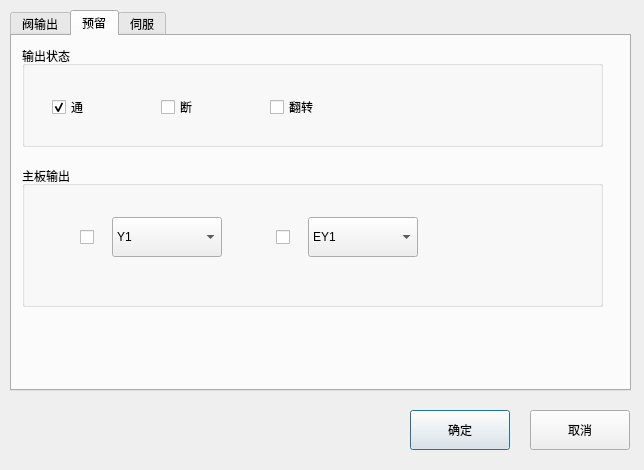
Qt form dialogs/keydefinedialog.ui (Jade-yun/MachineTool) before a commit.
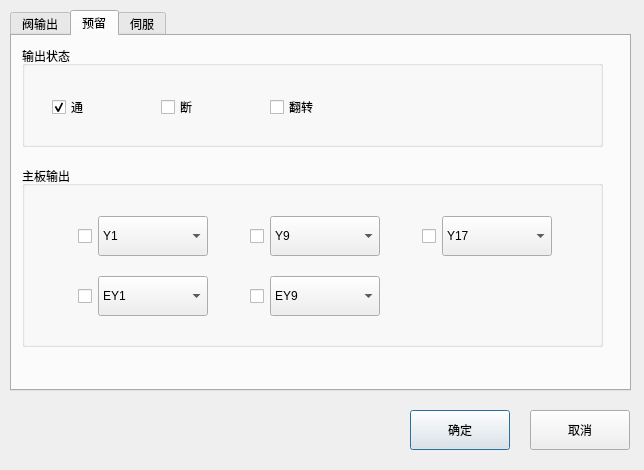
The same form after that commit. The open tabs and pages were chosen to show the change.

Patch:
```diff
--- a/dialogs/keydefinedialog.ui
+++ b/dialogs/keydefinedialog.ui
@@ -343,7 +343,7 @@
        <x>10</x>
        <y>130</y>
        <width>581</width>
-       <height>141</height>
+       <height>181</height>
       </rect>
      </property>
      <property name="title">
@@ -352,13 +352,16 @@
      <widget class="QWidget" name="layoutWidget">
       <property name="geometry">
        <rect>
-        <x>10</x>
+        <x>20</x>
         <y>50</y>
-        <width>401</width>
-        <height>42</height>
+        <width>512</width>
+        <height>102</height>
        </rect>
       </property>
       <layout class="QGridLayout" name="gridLayout_2">
+       <property name="verticalSpacing">
+        <number>20</number>
+       </property>
        <item row="0" column="0">
         <widget class="QCheckBox" name="chboxMainBoardOutput0">
          <property name="minimumSize">
@@ -438,6 +441,47 @@
            <string>Y8</string>
           </property>
          </item>
+        </widget>
+       </item>
+       <item row="0" column="2">
+        <widget class="QCheckBox" name="chboxMainBoardOut1">
+         <property name="minimumSize">
+          <size>
+           <width>50</width>
+           <height>40</height>
+          </size>
+         </property>
+         <property name="maximumSize">
+          <size>
+           <width>50</width>
+           <height>40</height>
+          </size>
+         </property>
+         <property name="layoutDirection">
+          <enum>Qt::RightToLeft</enum>
+         </property>
+         <property name="text">
+          <string/>
+         </property>
+         <property name="autoExclusive">
+          <bool>true</bool>
+         </property>
+        </widget>
+       </item>
+       <item row="0" column="3">
+        <widget class="QComboBox" name="coboxMainBoardOut1">
+         <property name="minimumSize">
+          <size>
+           <width>110</width>
+           <height>40</height>
+          </size>
+         </property>
+         <property name="maximumSize">
+          <size>
+           <width>110</width>
+           <height>40</height>
+          </size>
+         </property>
          <item>
           <property name="text">
            <string>Y9</string>
@@ -478,6 +522,47 @@
            <string>Y16</string>
           </property>
          </item>
+        </widget>
+       </item>
+       <item row="0" column="4">
+        <widget class="QCheckBox" name="chboxMainBoardOut2">
+         <property name="minimumSize">
+          <size>
+           <width>50</width>
+           <height>40</height>
+          </size>
+         </property>
+         <property name="maximumSize">
+          <size>
+           <width>50</width>
+           <height>40</height>
+          </size>
+         </property>
+         <property name="layoutDirection">
+          <enum>Qt::RightToLeft</enum>
+         </property>
+         <property name="text">
+          <string/>
+         </property>
+         <property name="autoExclusive">
+          <bool>true</bool>
+         </property>
+        </widget>
+       </item>
+       <item row="0" column="5">
+        <widget class="QComboBox" name="coboxMainBoardOut2">
+         <property name="minimumSize">
+          <size>
+           <width>110</width>
+           <height>40</height>
+          </size>
+         </property>
+         <property name="maximumSize">
+          <size>
+           <width>110</width>
+           <height>40</height>
+          </size>
+         </property>
          <item>
           <property name="text">
            <string>Y17</string>
@@ -520,8 +605,8 @@
          </item>
         </widget>
        </item>
-       <item row="0" column="2">
-        <widget class="QCheckBox" name="chboxMainBoardOutput1">
+       <item row="1" column="0">
+        <widget class="QCheckBox" name="chboxMainBoardOutExtend0">
          <property name="minimumSize">
           <size>
            <width>50</width>
@@ -545,8 +630,8 @@
          </property>
         </widget>
        </item>
-       <item row="0" column="3">
-        <widget class="QComboBox" name="coboxMainBoardOutput1">
+       <item row="1" column="1">
+        <widget class="QComboBox" name="coboxMainBoardOutExtend0">
          <property name="minimumSize">
           <size>
            <width>110</width>
@@ -599,6 +684,47 @@
            <string>EY8</string>
           </property>
          </item>
+        </widget>
+       </item>
+       <item row="1" column="2">
+        <widget class="QCheckBox" name="chboxMainBoardOutExtend1">
+         <property name="minimumSize">
+          <size>
+           <width>50</width>
+           <height>40</height>
+          </size>
+         </property>
+         <property name="maximumSize">
+          <size>
+           <width>50</width>
+           <height>40</height>
+          </size>
+         </property>
+         <property name="layoutDirection">
+          <enum>Qt::RightToLeft</enum>
+         </property>
+         <property name="text">
+          <string/>
+         </property>
+         <property name="autoExclusive">
+          <bool>true</bool>
+         </property>
+        </widget>
+       </item>
+       <item row="1" column="3">
+        <widget class="QComboBox" name="coboxMainBoardOutExtend1">
+         <property name="minimumSize">
+          <size>
+           <width>110</width>
+           <height>40</height>
+          </size>
+         </property>
+         <property name="maximumSize">
+          <size>
+           <width>110</width>
+           <height>40</height>
+          </size>
+         </property>
          <item>
           <property name="text">
            <string>EY9</string>
```
Left out of the diff: 6 changed lines with no effect on the pictures.
